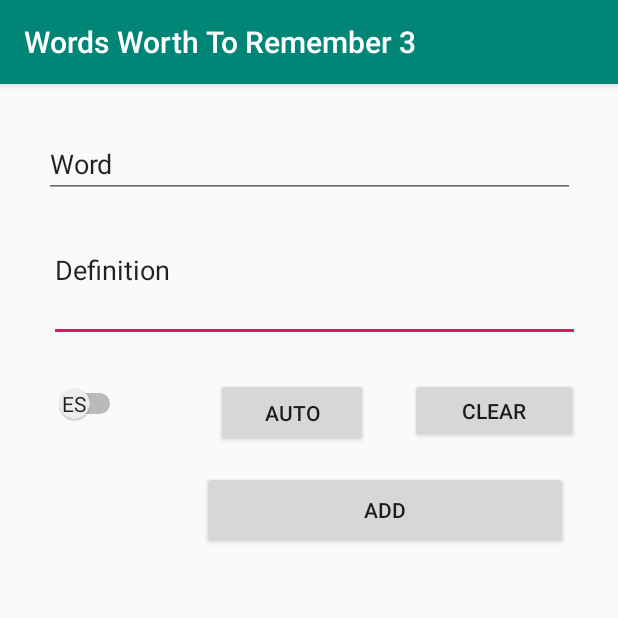
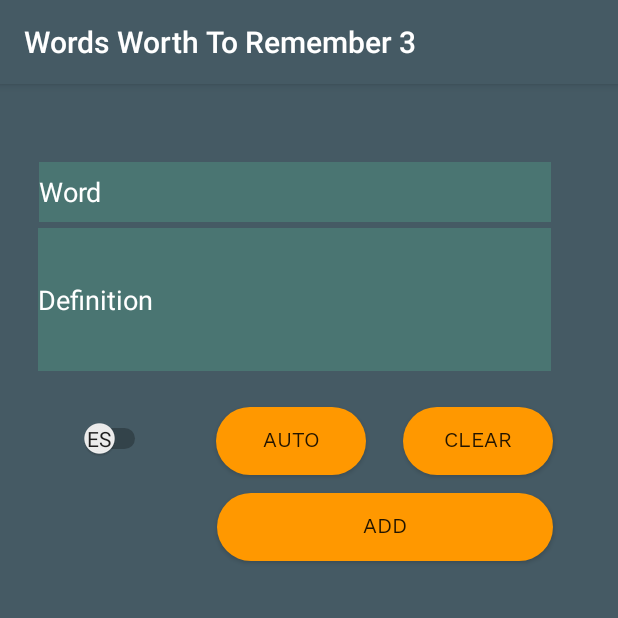
Before and after one commit to jnrdrgz/WordsWorthToRemember, an Android app: the NewWordActivity screen opened directly, with no data from a screen before it, on a phone screen of 412 x 824 dp, the top half of it. Run offline under Robolectric (Android 15) with nearby library versions, the phone set to English and light mode, and no system bars; libraries missing offline, so code that uses them is left out: com.loopj.android, cz.msebera.android.

Commit message:
new_word and main layouts modified to material

```diff
--- /dev/null
+++ b/app/src/main/res/drawable/button_shape.xml
@@ -0,0 +1,19 @@
+<?xml version="1.0" encoding="utf-8"?>
+<shape xmlns:android="http://schemas.android.com/apk/res/android" android:shape="rectangle" >
+    <corners
+        android:radius="33dp"
+        />
+    <solid
+        android:color="#FF9800"
+        />
+    <padding
+        android:left="0dp"
+        android:top="0dp"
+        android:right="0dp"
+        android:bottom="0dp"
+        />
+    <size
+        android:width="270dp"
+        android:height="60dp"
+        />
+</shape>
--- a/app/src/main/res/layout/activity_main.xml
+++ b/app/src/main/res/layout/activity_main.xml
@@ -5,14 +5,19 @@
     android:layout_width="match_parent"
     android:layout_height="match_parent"
     tools:context=".MainActivity"
-    tools:layout_editor_absoluteY="81dp">
+    tools:layout_editor_absoluteY="81dp"
+    android:background="@color/colorBackground">
 
     <Button
         android:id="@+id/button_add"
         android:layout_width="330dp"
         android:layout_height="50dp"
+        android:layout_marginTop="36dp"
+        android:background="@drawable/button_shape"
+        android:fontFamily="@font/work_sans"
         android:text="Add"
         app:layout_constraintEnd_toEndOf="parent"
+        app:layout_constraintHorizontal_bias="0.493"
         app:layout_constraintStart_toStartOf="parent"
         app:layout_constraintTop_toTopOf="parent" />
 
@@ -20,9 +25,13 @@
         android:id="@+id/button_viewwords"
         android:layout_width="330dp"
         android:layout_height="50dp"
+        android:layout_marginTop="36dp"
+        android:background="@drawable/button_shape"
+        android:fontFamily="@font/work_sans"
+
         android:text="View Words"
         app:layout_constraintEnd_toEndOf="parent"
-        app:layout_constraintHorizontal_bias="0.444"
+        app:layout_constraintHorizontal_bias="0.493"
         app:layout_constraintStart_toStartOf="parent"
         app:layout_constraintTop_toBottomOf="@+id/button_add" />
 
@@ -30,9 +39,12 @@
         android:id="@+id/button_settings"
         android:layout_width="330dp"
         android:layout_height="50dp"
+        android:layout_marginTop="36dp"
+        android:background="@drawable/button_shape"
+        android:fontFamily="@font/work_sans"
         android:text="Settings"
         app:layout_constraintEnd_toEndOf="parent"
-        app:layout_constraintHorizontal_bias="0.444"
+        app:layout_constraintHorizontal_bias="0.493"
         app:layout_constraintStart_toStartOf="parent"
         app:layout_constraintTop_toBottomOf="@+id/button_viewwords" />
 
@@ -40,9 +52,12 @@
         android:id="@+id/button_about"
         android:layout_width="330dp"
         android:layout_height="50dp"
+        android:layout_marginTop="36dp"
+        android:background="@drawable/button_shape"
+        android:fontFamily="@font/work_sans"
         android:text="About"
         app:layout_constraintEnd_toEndOf="parent"
-        app:layout_constraintHorizontal_bias="0.444"
+        app:layout_constraintHorizontal_bias="0.493"
         app:layout_constraintStart_toStartOf="parent"
         app:layout_constraintTop_toBottomOf="@+id/button_settings" />
 
--- a/app/src/main/res/layout/activity_new_word.xml
+++ b/app/src/main/res/layout/activity_new_word.xml
@@ -4,79 +4,90 @@
     xmlns:tools="http://schemas.android.com/tools"
     android:layout_width="match_parent"
     android:layout_height="match_parent"
-    tools:context=".NewWordActivity">
+    tools:context=".NewWordActivity"
+    android:background="@color/colorBackground">
 
     <EditText
         android:id="@+id/box_definition"
-        android:layout_width="354dp"
-        android:layout_height="96dp"
+        android:layout_width="342dp"
+        android:layout_height="95dp"
+        android:layout_marginTop="4dp"
+        android:background="@color/colorBackgroundSecondary"
         android:ems="10"
         android:inputType="text"
         android:text="Definition"
+        android:textColor="#FFFFFF"
         app:layout_constraintEnd_toEndOf="parent"
-        app:layout_constraintHorizontal_bias="0.561"
+        app:layout_constraintHorizontal_bias="0.362"
         app:layout_constraintStart_toStartOf="parent"
         app:layout_constraintTop_toBottomOf="@+id/box_word" />
 
     <EditText
         android:id="@+id/box_word"
-        android:layout_width="354dp"
+        android:layout_width="341dp"
         android:layout_height="40dp"
-        android:layout_marginTop="36dp"
+        android:layout_marginTop="52dp"
+        android:background="@color/colorBackgroundSecondary"
         android:ems="10"
         android:inputType="text"
         android:text="Word"
+        android:textColor="#FFFFFF"
         app:layout_constraintEnd_toEndOf="parent"
-        app:layout_constraintHorizontal_bias="0.507"
+        app:layout_constraintHorizontal_bias="0.371"
         app:layout_constraintStart_toStartOf="parent"
         app:layout_constraintTop_toTopOf="parent" />
 
     <Switch
         android:id="@+id/lang_switch"
-        android:layout_width="52dp"
-        android:layout_height="33dp"
-        android:layout_marginStart="32dp"
+        android:layout_width="66dp"
+        android:layout_height="41dp"
         android:layout_marginTop="24dp"
         android:checked="false"
         android:showText="true"
         android:splitTrack="false"
         android:textOff="ES"
         android:textOn="EN"
+        app:layout_constraintEnd_toStartOf="@+id/button_auto"
+        app:layout_constraintHorizontal_bias="0.448"
         app:layout_constraintStart_toStartOf="parent"
         app:layout_constraintTop_toBottomOf="@+id/box_definition"
         tools:checked="false" />
 
     <Button
+        android:background="@drawable/button_shape"
+        android:fontFamily="@font/work_sans"
         android:id="@+id/button_clear"
-        android:layout_width="112dp"
-        android:layout_height="43dp"
-        android:layout_marginStart="28dp"
+        android:layout_width="100dp"
+        android:layout_height="45dp"
         android:layout_marginTop="24dp"
         android:text="Clear"
         app:layout_constraintEnd_toEndOf="parent"
-        app:layout_constraintHorizontal_bias="0.0"
+        app:layout_constraintHorizontal_bias="0.358"
         app:layout_constraintStart_toEndOf="@+id/button_auto"
         app:layout_constraintTop_toBottomOf="@+id/box_definition" />
 
     <Button
         android:id="@+id/button_auto"
-        android:layout_width="101dp"
-        android:layout_height="46dp"
-        android:layout_marginStart="60dp"
+        android:fontFamily="@font/work_sans"
+        android:layout_width="100dp"
+        android:layout_height="45dp"
+        android:layout_marginStart="144dp"
         android:layout_marginTop="24dp"
+        android:background="@drawable/button_shape"
         android:text="Auto"
-        app:layout_constraintStart_toEndOf="@+id/lang_switch"
+        app:layout_constraintStart_toStartOf="parent"
         app:layout_constraintTop_toBottomOf="@+id/box_definition" />
 
     <Button
+        android:background="@drawable/button_shape"
+        android:fontFamily="@font/work_sans"
         android:id="@+id/button_add"
-        android:layout_width="244dp"
-        android:layout_height="52dp"
-        android:layout_marginTop="16dp"
-        android:layout_marginEnd="28dp"
+        android:layout_width="224dp"
+        android:layout_height="45dp"
+        android:layout_marginTop="12dp"
         android:text="Add"
         app:layout_constraintEnd_toEndOf="parent"
-        app:layout_constraintHorizontal_bias="0.964"
+        app:layout_constraintHorizontal_bias="0.77"
         app:layout_constraintStart_toStartOf="parent"
         app:layout_constraintTop_toBottomOf="@+id/button_auto" />
 </android.support.constraint.ConstraintLayout>
--- a/app/src/main/res/layout/activity_view_words.xml
+++ b/app/src/main/res/layout/activity_view_words.xml
@@ -4,7 +4,8 @@
     xmlns:tools="http://schemas.android.com/tools"
     android:layout_width="match_parent"
     android:layout_height="match_parent"
-    tools:context=".ViewWordsActivity">
+    tools:context=".ViewWordsActivity"
+    android:background="@color/colorBackground">
 
     <android.support.v7.widget.RecyclerView
         android:id="@+id/recyclerView_words"
--- a/app/src/main/res/layout/recyclerview_row.xml
+++ b/app/src/main/res/layout/recyclerview_row.xml
@@ -2,7 +2,8 @@
 <LinearLayout xmlns:android="http://schemas.android.com/apk/res/android"
     android:layout_width="match_parent"
     android:layout_height="wrap_content"
-    android:padding="10dp">
+    android:padding="10dp"
+    android:background="@color/colorBackgroundSecondary">
 
 
     <LinearLayout
@@ -14,6 +15,7 @@
 
         <TextView
             android:id="@+id/tvWord"
+            android:fontFamily="@font/work_sans"
             android:layout_width="84dp"
             android:layout_height="30dp"
             android:layout_weight="1"
@@ -21,6 +23,7 @@
 
         <TextView
             android:id="@+id/tvDefinition"
+            android:fontFamily="@font/work_sans"
             android:layout_width="wrap_content"
             android:layout_height="wrap_content"
             android:layout_weight="1"
--- a/app/src/main/res/values/colors.xml
+++ b/app/src/main/res/values/colors.xml
@@ -1,6 +1,10 @@
 <?xml version="1.0" encoding="utf-8"?>
 <resources>
-    <color name="colorPrimary">#008577</color>
+    <color name="colorPrimary">#455A64</color>
     <color name="colorPrimaryDark">#00574B</color>
     <color name="colorAccent">#D81B60</color>
+    <color name="colorButtons">#FF9800</color>
+    <color name="colorTextButtons">#000000</color>
+    <color name="colorBackground">#455A64</color>
+    <color name="colorBackgroundSecondary">#4A7572</color>
 </resources>
```
Also changed, not shown: app/src/main/res/font/work_sans.ttf (added).
